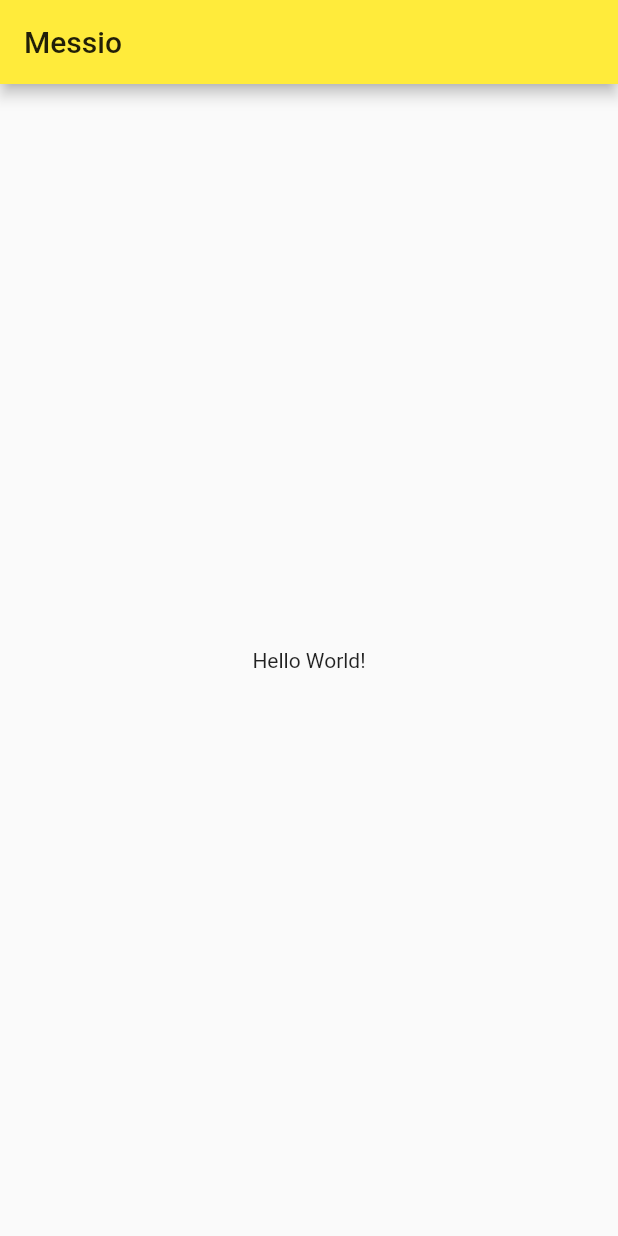
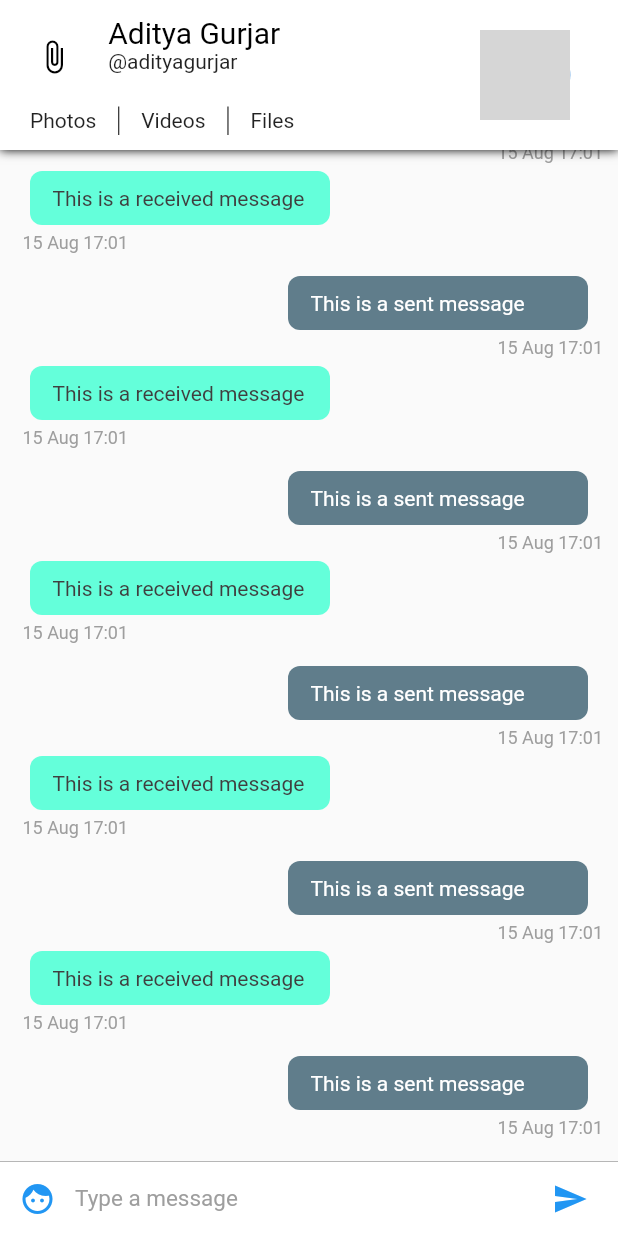
Before and after one commit to dfrazier913/messio, a Flutter app: the screen it shows after launch, on a phone screen of 412 x 824 dp. Run offline on Flutter 3.47's test engine with Material 2 defaults, Android fonts, the phone set to English and light mode, and no system bars; grey boxes are pictures that could not be loaded.

```diff
--- /dev/null
+++ b/lib/config/Assets.dart
@@ -0,0 +1,3 @@
+class Assets{
+  static String user = 'assets/user.png';
+}
--- /dev/null
+++ b/lib/config/Palette.dart
@@ -0,0 +1,15 @@
+import 'package:flutter/material.dart';
+
+// Color palette for the app
+class Palette{
+  static Color primaryColor = Colors.blue;
+  static Color secondaryColor = Colors.black;
+  static Color primaryTextColor = Colors.black;
+  static Color secondaryTextColor = Colors.black87;
+  static Color primaryBackgroundColor = Colors.white;
+  static Color selfMessageBackgroundColor = Colors.blueGrey;
+  static Color otherMessageBackgroundColor = Colors.tealAccent;
+  static Color selfMessageColor = Colors.white;
+  static Color otherMessageColor = Color(0xff3f3f3f);
+  static Color greyColor = Colors.grey;
+}
--- a/lib/main.dart
+++ b/lib/main.dart
@@ -1,47 +1,18 @@
 import 'package:flutter/material.dart';
+import 'pages/ConversationPageList.dart';
 
-void main() => runApp(MyApp());
+void main() => runApp(Messio());
 
-class MyApp extends StatelessWidget {
+class Messio extends StatelessWidget {
   // This widget is the root of your application.
   @override
   Widget build(BuildContext context) {
     return MaterialApp(
       title: 'Messio',
       theme: ThemeData(
-        primarySwatch: Colors.yellow,
+        primarySwatch: Colors.blue,
       ),
-      home: MyHomePage(title: 'Messio'),
+      home: ConversationPageList(),
     );
   }
 }
-
-class MyHomePage extends StatefulWidget {
-  MyHomePage({Key key, this.title}) : super(key: key);
-
-  final String title;
-
-  @override
-  _MyHomePageState createState() => _MyHomePageState();
-}
-
-class _MyHomePageState extends State<MyHomePage> {
-
-  @override
-  Widget build(BuildContext context) {
-    // The Flutter framework has been optimized to make rerunning build methods
-    // fast, so that you can just rebuild anything that needs updating rather
-    // than having to individually change instances of widgets.
-    return Scaffold(
-      appBar: AppBar(
-        // Here we take the value from the MyHomePage object that was created by
-        // the App.build method, and use it to set our appbar title.
-        title: Text(widget.title),
-      ),
-      body: Center(
-          child:Text('Hello World!')
-      )
-    );
-
-  }
-}
--- /dev/null
+++ b/lib/pages/ConversationPage.dart
@@ -0,0 +1,33 @@
+import 'package:flutter/material.dart';
+import 'package:messio/widgets/ChatAppBar.dart';
+import 'package:messio/widgets/ChatListWidget.dart';
+import 'package:messio/widgets/InputWidget.dart';
+
+class ConversationPage extends StatefulWidget {
+  @override
+  _ConversationPageState createState() => _ConversationPageState();
+
+   const ConversationPage();
+
+}
+
+class _ConversationPageState extends State<ConversationPage> {
+
+  @override
+  Widget build(BuildContext context) {
+    return SafeArea(
+      child: Scaffold(
+          appBar: ChatAppBar(), // Custom app bar for chat screen
+          body: Stack(children: <Widget>[
+            Column(
+              children: <Widget>[
+              ChatListWidget(),//Chat list
+                InputWidget() // The input widget
+              ],
+            ),
+          ]
+    )
+      )
+    );
+  }
+}
--- /dev/null
+++ b/lib/pages/ConversationPageList.dart
@@ -0,0 +1,26 @@
+import 'package:flutter/material.dart';
+import 'ConversationPage.dart';
+
+class ConversationPageList extends StatefulWidget {
+
+  @override
+  _ConversationPageListState createState() => _ConversationPageListState();
+
+   const ConversationPageList();
+}
+
+class _ConversationPageListState extends State<ConversationPageList> {
+
+  @override
+  Widget build(BuildContext context) {
+    return PageView(
+      children: <Widget>[
+        ConversationPage(),
+        ConversationPage(),
+        ConversationPage()
+      ],
+    );
+
+
+  }
+}
--- /dev/null
+++ b/lib/widgets/ChatAppBar.dart
@@ -0,0 +1,118 @@
+import 'package:flutter/material.dart';
+import 'package:messio/config/Assets.dart';
+import 'package:messio/config/Palette.dart';
+
+class ChatAppBar extends StatelessWidget implements PreferredSizeWidget {
+  final double height = 100;
+
+  const ChatAppBar();
+
+  @override
+  Widget build(BuildContext context) {
+    var textHeading = TextStyle(
+        color: Palette.primaryTextColor,
+        fontSize: 20); // Text style for the name
+    var textStyle = TextStyle(
+        color: Palette.secondaryTextColor); // Text style for everything else
+
+    return Material(
+        child: Container(
+            decoration: new BoxDecoration(boxShadow: [
+              //adds a shadow to the appbar
+              new BoxShadow(
+                color: Colors.black,
+                blurRadius: 5.0,
+              )
+            ]),
+            child: Container(
+                padding: EdgeInsets.only(top: 10, bottom: 10),
+                color: Palette.primaryBackgroundColor,
+                child: Row(children: <Widget>[
+                  Expanded(
+                      //we're dividing the appbar into 7 : 3 ratio. 7 is for content and 3 is for the display picture.
+                      flex: 7,
+                      child: Center(
+                          child: Column(
+                        mainAxisSize: MainAxisSize.min,
+                        children: <Widget>[
+                          Expanded(
+                              flex: 7,
+                              child: Container(
+                                  child: Row(
+                                crossAxisAlignment: CrossAxisAlignment.start,
+                                children: <Widget>[
+                                  Expanded(
+                                      flex: 2,
+                                      child: Center(
+                                          child: IconButton(
+                                              icon: Icon(
+                                                Icons.attach_file,
+                                                color: Palette.secondaryColor,
+                                              ),
+                                              onPressed: ()=>{}))),
+                                  Expanded(
+                                      flex: 6,
+                                      child: Container(
+                                          child: Column(
+                                        crossAxisAlignment:
+                                            CrossAxisAlignment.start,
+                                        mainAxisAlignment:
+                                            MainAxisAlignment.center,
+                                        mainAxisSize: MainAxisSize.min,
+                                        children: <Widget>[
+                                          Text('Aditya Gurjar',
+                                              style: textHeading),
+                                          Text('@adityagurjar',
+                                              style: textStyle)
+                                        ],
+                                      ))),
+                                ],
+                              ))),
+                          //second row containing the buttons for media
+                          Expanded(
+                              flex: 3,
+                              child: Container(
+                                  padding: EdgeInsets.fromLTRB(20, 5, 5, 0),
+                                  child: Row(
+                                    mainAxisAlignment: MainAxisAlignment.start,
+                                    crossAxisAlignment:
+                                        CrossAxisAlignment.center,
+                                    children: <Widget>[
+                                      Text(
+                                        'Photos',
+                                        style: textStyle,
+                                      ),
+                                      VerticalDivider(
+                                        width: 30,
+                                        color: Palette.primaryTextColor,
+                                      ),
+                                      Text(
+                                        'Videos',
+                                        style: textStyle,
+                                      ),
+                                      VerticalDivider(
+                                        width: 30,
+                                        color: Palette.primaryTextColor,
+                                      ),
+                                      Text('Files', style: textStyle)
+                                    ],
+                                  ))),
+                        ],
+                      ))),
+                  //This is the display picture
+                  Expanded(
+                      flex: 3,
+                      child: Container(
+                          child: Center(
+                              child: CircleAvatar(
+                        radius: 30,
+                        backgroundImage: Image.asset(
+                          Assets.user,
+                        ).image,
+                      )))),
+                ]))));
+  }
+
+  @override
+  Size get preferredSize => Size.fromHeight(height);
+}
--- /dev/null
+++ b/lib/widgets/ChatItemWidget.dart
@@ -0,0 +1,89 @@
+import 'package:flutter/material.dart';
+import 'package:messio/config/Palette.dart';
+import 'package:intl/intl.dart';
+
+class ChatItemWidget extends StatelessWidget{
+  final int index;
+
+  const ChatItemWidget(this.index);
+
+  @override
+  Widget build(BuildContext context) {
+    // TODO: implement build
+    if (index % 2 == 0) {
+      //This is the sent message. We'll later use data from firebase instead of index to determine the message is sent or received.
+      return Container(
+          child: Column(children: <Widget>[
+            Row(
+              children: <Widget>[
+                Container(
+                  child: Text(
+                    'This is a sent message',
+                    style: TextStyle(color: Palette.selfMessageColor),
+                  ),
+                  padding: EdgeInsets.fromLTRB(15.0, 10.0, 15.0, 10.0),
+                  width: 200.0,
+                  decoration: BoxDecoration(
+                      color: Palette.selfMessageBackgroundColor,
+                      borderRadius: BorderRadius.circular(8.0)),
+                  margin: EdgeInsets.only(right: 10.0),
+                )
+              ],
+              mainAxisAlignment:
+              MainAxisAlignment.end, // aligns the chatitem to right end
+            ),
+            Row(
+                mainAxisAlignment: MainAxisAlignment.end,
+                children: <Widget>[
+                  Container(
+                    child: Text(
+                      DateFormat('dd MMM kk:mm')
+                          .format(DateTime.fromMillisecondsSinceEpoch(1565888474278)),
+                      style: TextStyle(
+                          color: Palette.greyColor,
+                          fontSize: 12.0,
+                          fontStyle: FontStyle.normal),
+                    ),
+                    margin: EdgeInsets.only(left: 5.0, top: 5.0, bottom: 5.0),
+                  )])
+          ]));
+    } else {
+      // This is a received message
+      return Container(
+        child: Column(
+          children: <Widget>[
+            Row(
+              children: <Widget>[
+                Container(
+                  child: Text(
+                    'This is a received message',
+                    style: TextStyle(color: Palette.otherMessageColor),
+                  ),
+                  padding: EdgeInsets.fromLTRB(15.0, 10.0, 15.0, 10.0),
+                  width: 200.0,
+                  decoration: BoxDecoration(
+                      color: Palette.otherMessageBackgroundColor,
+                      borderRadius: BorderRadius.circular(8.0)),
+                  margin: EdgeInsets.only(left: 10.0),
+                )
+              ],
+            ),
+            Container(
+              child: Text(
+                DateFormat('dd MMM kk:mm')
+                    .format(DateTime.fromMillisecondsSinceEpoch(1565888474278)),
+                style: TextStyle(
+                    color: Palette.greyColor,
+                    fontSize: 12.0,
+                    fontStyle: FontStyle.normal),
+              ),
+              margin: EdgeInsets.only(left: 5.0, top: 5.0, bottom: 5.0),
+            )
+          ],
+          crossAxisAlignment: CrossAxisAlignment.start,
+        ),
+        margin: EdgeInsets.only(bottom: 10.0),
+      );
+    }  }
+
+}
--- /dev/null
+++ b/lib/widgets/ChatListWidget.dart
@@ -0,0 +1,20 @@
+import 'package:flutter/material.dart';
+
+import 'ChatItemWidget.dart';
+
+
+class ChatListWidget extends StatelessWidget{
+  final ScrollController listScrollController = new ScrollController();
+  @override
+  Widget build(BuildContext context) {
+    // TODO: implement build
+    return Flexible(
+        child: ListView.builder(
+          padding: EdgeInsets.all(10.0),
+          itemBuilder: (context, index) => ChatItemWidget(index),
+          itemCount: 20,
+          reverse: true,
+          controller: listScrollController,
+        ));
+  }
+}
--- /dev/null
+++ b/lib/widgets/InputWidget.dart
@@ -0,0 +1,61 @@
+import 'package:flutter/material.dart';
+import 'package:messio/config/Palette.dart';
+
+class InputWidget extends StatelessWidget {
+
+  final TextEditingController textEditingController = TextEditingController();
+
+  @override
+  Widget build(BuildContext context) {
+    return Container(
+      child: Row(
+        children: <Widget>[
+          Material(
+            child: new Container(
+              margin: new EdgeInsets.symmetric(horizontal: 1.0),
+              child: new IconButton(
+                icon: new Icon(Icons.face),
+                color: Palette.primaryColor,
+                onPressed: ()=>{},
+              ),
+            ),
+            color: Colors.white,
+          ),
+
+          // Text input
+          Flexible(
+            child: Container(
+              child: TextField(
+                style: TextStyle(color: Palette.primaryTextColor, fontSize: 15.0),
+                controller: textEditingController,
+                decoration: InputDecoration.collapsed(
+                  hintText: 'Type a message',
+                  hintStyle: TextStyle(color: Palette.greyColor),
+                ),
+              ),
+            ),
+          ),
+
+          // Send Message Button
+          Material(
+            child: new Container(
+              margin: new EdgeInsets.symmetric(horizontal: 8.0),
+              child: new IconButton(
+                icon: new Icon(Icons.send),
+                onPressed: () => {},
+                color: Palette.primaryColor,
+              ),
+            ),
+            color: Colors.white,
+          ),
+        ],
+      ),
+      width: double.infinity,
+      height: 50.0,
+      decoration: new BoxDecoration(
+          border: new Border(
+              top: new BorderSide(color: Palette.greyColor, width: 0.5)),
+          color: Colors.white),
+    );
+  }
+}
--- a/pubspec.yaml
+++ b/pubspec.yaml
@@ -19,6 +19,7 @@ environment:
 dependencies:
   flutter:
     sdk: flutter
+  intl: ^0.15.8
 
   # The following adds the Cupertino Icons font to your application.
   # Use with the CupertinoIcons class for iOS style icons.
```
Also changed, not shown: assets/user.png (added), pubspec.lock, 8 other files.
